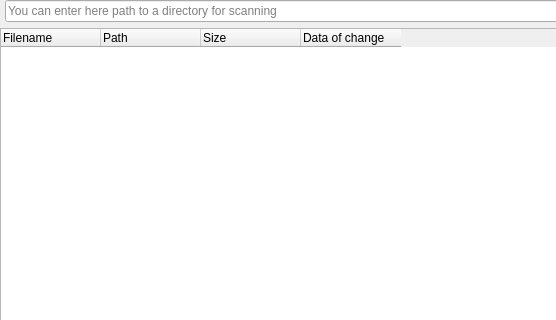
CaelmBleidd/find_duplicates, file src/mainwindow.ui: the form before one commit; both pictures show x 0 to 556 and y 0 to 320 of the 800 by 653 pixel window.
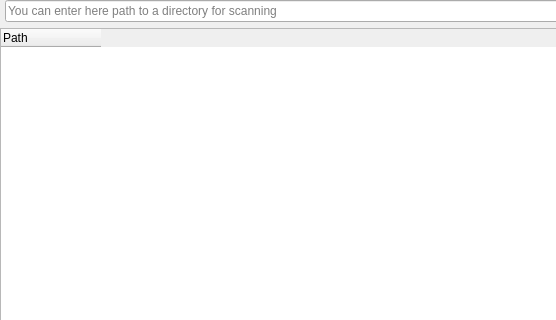
The form after the commit.

```diff
--- a/src/mainwindow.ui
+++ b/src/mainwindow.ui
@@ -59,26 +59,11 @@
       <attribute name="headerStretchLastSection">
        <bool>false</bool>
       </attribute>
-      <column>
-       <property name="text">
-        <string>Filename</string>
-       </property>
-      </column>
       <column>
        <property name="text">
         <string>Path</string>
        </property>
       </column>
-      <column>
-       <property name="text">
-        <string>Size</string>
-       </property>
-      </column>
-      <column>
-       <property name="text">
-        <string>Data of change</string>
-       </property>
-      </column>
      </widget>
     </item>
     <item row="2" column="0">
```
